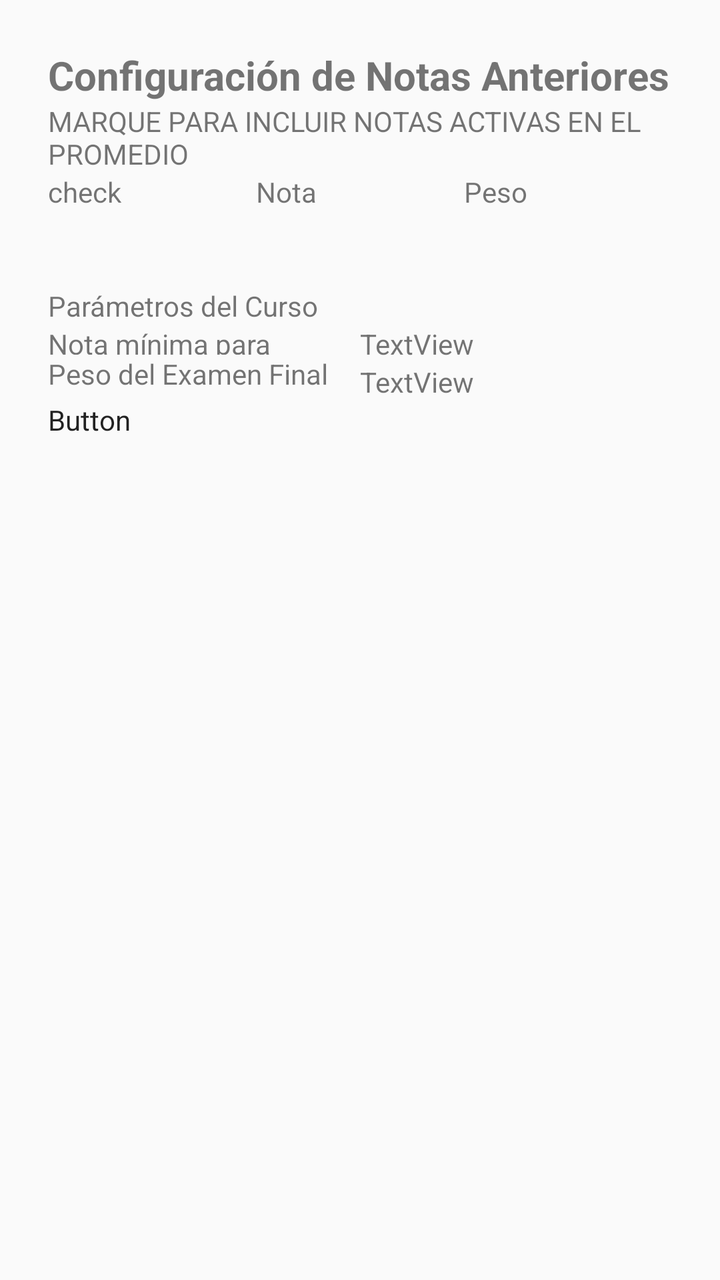
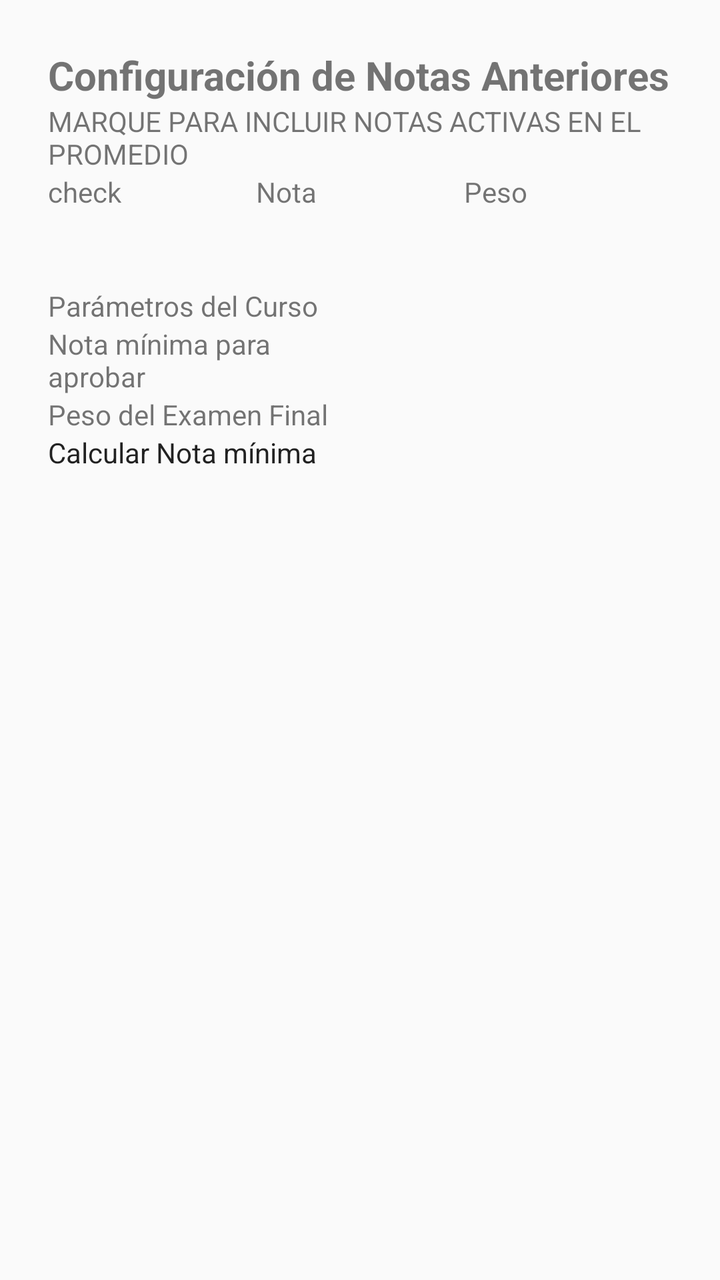

Screens rendered from an Android XML layout before and after an edit, with the pre-edit source and the edit as a unified diff.
<!-- AndroidManifest.xml: application theme Theme.Laboratorio1_IOT_20202132 -->
<!-- res/layout/activity_main.xml -->
<?xml version="1.0" encoding="utf-8"?>
<LinearLayout xmlns:android="http://schemas.android.com/apk/res/android"
    android:id="@+id/main"
    android:layout_width="match_parent"
    android:layout_height="match_parent"
    android:gravity="center_horizontal"
    android:orientation="vertical"
    android:padding="24dp">



    <TextView
        android:id="@+id/textView"
        android:layout_width="match_parent"
        android:layout_height="wrap_content"
        android:text="@string/conf"
        android:textSize="20sp"
        android:textStyle="bold" />/>

    <TextView
        android:id="@+id/textView2"
        android:layout_width="match_parent"
        android:layout_height="wrap_content"
        android:text="@string/marque" />

    <LinearLayout
        android:layout_width="match_parent"
        android:layout_height="match_parent"
        android:orientation="horizontal">

        <LinearLayout
            android:layout_width="match_parent"
            android:layout_height="match_parent"
            android:orientation="vertical">

            <LinearLayout
                android:layout_width="match_parent"
                android:layout_height="wrap_content"
                android:orientation="horizontal">

                <LinearLayout
                    android:layout_width="match_parent"
                    android:layout_height="match_parent"
                    android:layout_weight="1"
                    android:orientation="vertical">

                    <TextView
                        android:id="@+id/textView28"
                        android:layout_width="match_parent"
                        android:layout_height="wrap_content"
                        android:text="check" />

                    <CheckBox
                        android:id="@+id/checkBox3"
                        android:layout_width="wrap_content"
                        android:layout_height="wrap_content" />

                    <CheckBox
                        android:id="@+id/checkBox4"
                        android:layout_width="wrap_content"
                        android:layout_height="wrap_content" />
                </LinearLayout>

                <LinearLayout
                    android:layout_width="match_parent"
                    android:layout_height="wrap_content"
                    android:layout_weight="1"
                    android:orientation="vertical">

                    <TextView
                        android:id="@+id/textView29"
                        android:layout_width="match_parent"
                        android:layout_height="wrap_content"
                        android:text="@string/not" />

                    <EditText
                        android:id="@+id/editTextNumber"
                        android:layout_width="wrap_content"
                        android:layout_height="wrap_content"
                        android:ems="10"
                        android:inputType="number" />

                    <EditText
                        android:id="@+id/editTextNumber2"
                        android:layout_width="match_parent"
                        android:layout_height="wrap_content"
                        android:ems="10"
                        android:inputType="number" />

                </LinearLayout>

                <LinearLayout
                    android:layout_width="match_parent"
                    android:layout_height="match_parent"
                    android:layout_weight="1"
                    android:orientation="vertical">

                    <TextView
                        android:id="@+id/textView30"
                        android:layout_width="match_parent"
                        android:layout_height="wrap_content"
                        android:text="@string/pes" />

                    <EditText
                        android:id="@+id/editTextNumber3"
                        android:layout_width="match_parent"
                        android:layout_height="wrap_content"
                        android:ems="10"
                        android:inputType="number" />

                    <EditText
                        android:id="@+id/editTextNumber4"
                        android:layout_width="match_parent"
                        android:layout_height="wrap_content"
                        android:ems="10"
                        android:inputType="number" />
                </LinearLayout>

            </LinearLayout>

            <LinearLayout
                android:layout_width="match_parent"
                android:layout_height="wrap_content"
                android:orientation="vertical">

                <TextView
                    android:id="@+id/textView3"
                    android:layout_width="match_parent"
                    android:layout_height="wrap_content"
                    android:text="@string/para" />

                <LinearLayout
                    android:layout_width="match_parent"
                    android:layout_height="match_parent"
                    android:layout_weight="1"
                    android:orientation="horizontal">

                    <LinearLayout
                        android:layout_width="match_parent"
                        android:layout_height="match_parent"
                        android:layout_weight="1"
                        android:orientation="vertical">

                        <TextView
                            android:id="@+id/textView26"
                            android:layout_width="match_parent"
                            android:layout_height="15dp"
                            android:text="@string/nota" />

                        <TextView
                            android:id="@+id/textView27"
                            android:layout_width="match_parent"
                            android:layout_height="wrap_content"
                            android:text="@string/peso" />
                    </LinearLayout>

                    <LinearLayout
                        android:layout_width="match_parent"
                        android:layout_height="match_parent"
                        android:layout_weight="1"
                        android:orientation="vertical">

                        <TextView
                            android:id="@+id/textView22"
                            android:layout_width="match_parent"
                            android:layout_height="wrap_content"
                            android:text="TextView" />

                        <TextView
                            android:id="@+id/textView25"
                            android:layout_width="match_parent"
                            android:layout_height="wrap_content"
                            android:text="TextView" />

                    </LinearLayout>

                </LinearLayout>

                <Button
                    android:id="@+id/button2"
                    android:layout_width="match_parent"
                    android:layout_height="wrap_content"
                    android:text="Button" />


            </LinearLayout>

        </LinearLayout>

    </LinearLayout>


</LinearLayout>
<!-- resources referenced by this layout -->
<resources>
  <string name="conf">Configuración de Notas Anteriores</string>
  <string name="marque">MARQUE PARA INCLUIR NOTAS ACTIVAS EN EL PROMEDIO</string>
  <string name="not">Nota</string>
  <string name="nota">Nota mínima para aprobar</string>
  <string name="para">Parámetros del Curso</string>
  <string name="pes">Peso</string>
  <string name="peso">Peso del Examen Final</string>
  <style name="Theme.Laboratorio1_IOT_20202132" parent="android:Theme.Material.Light.NoActionBar" />
</resources>

<!-- the commit's change to res/layout/activity_main.xml (unified diff, before → after) -->
@@ -144,13 +144,15 @@
                         <TextView
                             android:id="@+id/textView26"
                             android:layout_width="match_parent"
-                            android:layout_height="15dp"
+                            android:layout_height="wrap_content"
+                            android:layout_weight="1"
                             android:text="@string/nota" />
 
                         <TextView
                             android:id="@+id/textView27"
                             android:layout_width="match_parent"
                             android:layout_height="wrap_content"
+                            android:layout_weight="1"
                             android:text="@string/peso" />
                     </LinearLayout>
 
@@ -160,17 +162,21 @@
                         android:layout_weight="1"
                         android:orientation="vertical">
 
-                        <TextView
-                            android:id="@+id/textView22"
-                            android:layout_width="match_parent"
+                        <EditText
+                            android:id="@+id/editTextNumber6"
+                            android:layout_width="wrap_content"
                             android:layout_height="wrap_content"
-                            android:text="TextView" />
+                            android:layout_weight="1"
+                            android:ems="10"
+                            android:inputType="number" />
 
-                        <TextView
-                            android:id="@+id/textView25"
-                            android:layout_width="match_parent"
+                        <EditText
+                            android:id="@+id/editTextNumber5"
+                            android:layout_width="wrap_content"
                             android:layout_height="wrap_content"
-                            android:text="TextView" />
+                            android:layout_weight="1"
+                            android:ems="10"
+                            android:inputType="number" />
 
                     </LinearLayout>
 
@@ -180,7 +186,7 @@
                     android:id="@+id/button2"
                     android:layout_width="match_parent"
                     android:layout_height="wrap_content"
-                    android:text="Button" />
+                    android:text="@string/cal" />
 
 
             </LinearLayout>
<!-- resource entries referenced after the edit -->
@@ -1,5 +1,6 @@
 <!-- resources referenced by this layout -->
 <resources>
+  <string name="cal">Calcular Nota mínima</string>
   <string name="conf">Configuración de Notas Anteriores</string>
   <string name="marque">MARQUE PARA INCLUIR NOTAS ACTIVAS EN EL PROMEDIO</string>
   <string name="not">Nota</string>
